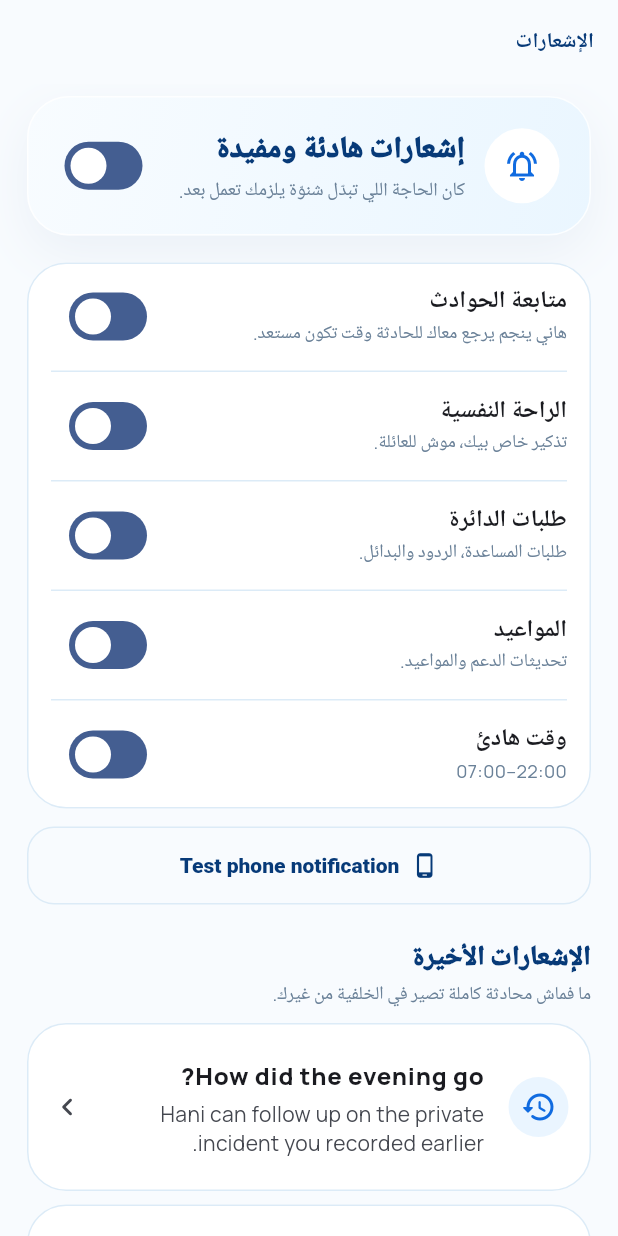
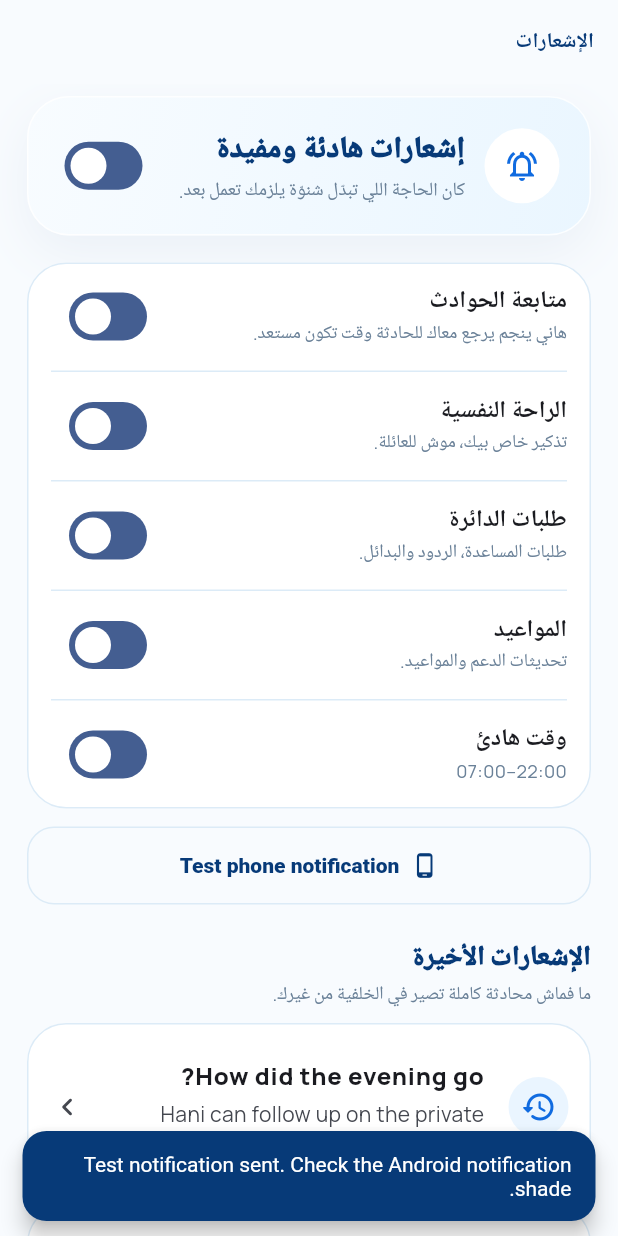
Before and after one commit to Ahmed-Braiek/hani-maak, a Flutter app: the NotificationsScreen screen opened by its route, after a tap on "Test phone notification", on a phone screen of 412 x 824 dp. Run offline on Flutter 3.47's test engine with Material 3 defaults, Android fonts, the phone set to English and light mode, and no system bars; our stand-ins replace flutter_local_notifications, flutter_riverpod, go_router, google_fonts, image_picker, just_audio and 3 more; missing offline and left inert: dart:js_interop, home_widget, record; accounts and stored records are empty; network calls fail.

Commit message:
Make Android notification test initialize and report result

```diff
--- a/apps/mobile/lib/features/notifications/notifications_screen.dart
+++ b/apps/mobile/lib/features/notifications/notifications_screen.dart
@@ -230,8 +230,28 @@ class NotificationsScreen extends ConsumerWidget {
           const SizedBox(height: 12),
           OutlinedButton.icon(
             onPressed: () async {
-              await HaniNotificationService.instance.requestPermissions();
-              await HaniNotificationService.instance.showTest();
+              try {
+                await HaniNotificationService.instance.initialize();
+                await HaniNotificationService.instance.requestPermissions();
+                await HaniNotificationService.instance.showTest();
+                if (!context.mounted) return;
+                ScaffoldMessenger.of(context).showSnackBar(
+                  const SnackBar(
+                    content: Text(
+                      'Test notification sent. Check the Android notification shade.',
+                    ),
+                  ),
+                );
+              } catch (error) {
+                if (!context.mounted) return;
+                ScaffoldMessenger.of(context).showSnackBar(
+                  SnackBar(
+                    content: Text(
+                      'Notification test failed: $error',
+                    ),
+                  ),
+                );
+              }
             },
             icon: const Icon(Icons.phone_android_rounded),
             label: const Text('Test phone notification'),
```
